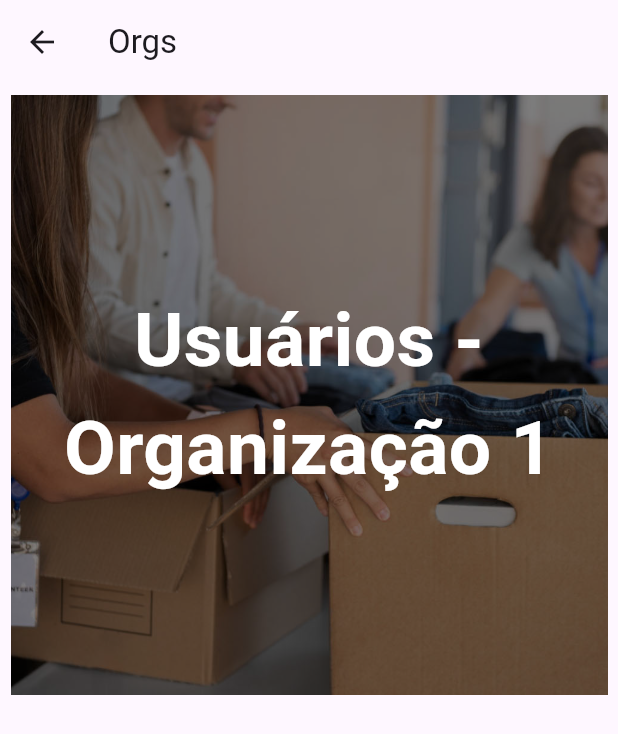
After one commit to notOliveira/ZeroFlutter, a Flutter app: the screen it shows after launch, after a tap on "Abrir Users", on a phone screen of 412 x 824 dp. The commit adds this screen. Shown: the top 734 px of the screen. Run offline on Flutter 3.47's test engine with Material 3 defaults, Android fonts, the phone set to English and light mode, and no system bars.

Commit message:
Adicionando primeiros elementos

```diff
--- a/lib/main.dart
+++ b/lib/main.dart
@@ -3,6 +3,7 @@ import 'primeira_tela.dart';
 import 'segunda_tela.dart';
 import 'register.dart';
 import 'orgs.dart';
+import 'org_users.dart';
 
 void main() {
   runApp(const MyApp());
@@ -20,6 +21,7 @@ class MyApp extends StatelessWidget {
         "/segunda_tela": (context) => Segunda("a barra de pesquisa"),
         "/register": (context) => CadastroScreen(),
         "/orgs": (context) => OrgsScreen(),
+        "/orgs/users": (context) => OrgUsersScreen(),
 
       },
       title: 'Flutter Demo',
--- /dev/null
+++ b/lib/org_users.dart
@@ -0,0 +1,63 @@
+import 'dart:io';
+import 'package:flutter/material.dart';
+
+class OrgUsersScreen extends StatefulWidget {
+  @override
+  _OrgUsersScreen createState() => _OrgUsersScreen();
+}
+
+class _OrgUsersScreen extends State<OrgUsersScreen> {
+  @override
+  Widget build(BuildContext context) {
+    return Scaffold(
+      appBar: AppBar(
+        title: Text('Orgs'),
+      ),
+      body: SingleChildScrollView(
+        child: Padding(
+          padding: const EdgeInsets.all(7.0),
+          child: Stack(
+            children: [
+              Container(
+                height: 400,
+                width: MediaQuery.of(context).size.width,
+                decoration: BoxDecoration(
+                  image: DecorationImage(
+                    image: AssetImage('assets/volunteer.jpg'),
+                    fit: BoxFit.cover,
+                    colorFilter: ColorFilter.mode(
+                      Colors.black.withOpacity(0.5),
+                      BlendMode.darken,
+                    ),
+                  ),
+                ),
+              ),
+              Center(
+                child: Container(
+                  height: 400,
+                  alignment: Alignment.center,
+                  child: Text(
+                    'Usuários - Organização 1',
+                    style: TextStyle(
+                      fontSize: 50.0,
+                      color: Colors.white,
+                      fontWeight: FontWeight.bold,
+                    ),
+                    textAlign: TextAlign.center,
+                  ),
+                ),
+              ),
+            ],
+          ),
+        ),
+      ),
+    );
+  }
+}
+
+void main() {
+  runApp(MaterialApp(
+    title: 'Orgs Example',
+    home: OrgUsersScreen(),
+  ));
+}
--- a/lib/primeira_tela.dart
+++ b/lib/primeira_tela.dart
@@ -1,3 +1,4 @@
+import 'package:app/org_users.dart';
 import 'package:flutter/material.dart';
 import 'segunda_tela.dart';
 import 'register.dart';
@@ -59,6 +60,16 @@ class Primeira extends StatelessWidget {
                       builder: (context) => OrgsScreen()));
             },
           ),
+          SizedBox(height: 30.0),
+          ElevatedButton(
+            child: Text('Abrir Users'),
+            onPressed: () {
+              Navigator.push(
+                  context,
+                  MaterialPageRoute(
+                      builder: (context) => OrgUsersScreen()));
+            },
+          )
         ]),
       ),
     );
--- a/pubspec.yaml
+++ b/pubspec.yaml
@@ -62,6 +62,7 @@ flutter:
   assets:
     - assets/register-bg.jpg
     - assets/org.png
+    - assets/volunteer.jpg
 
   # An image asset can refer to one or more resolution-specific "variants", see
   # https://flutter.dev/assets-and-images/#resolution-aware
```
Also changed, not shown: assets/volunteer.jpg (added).
